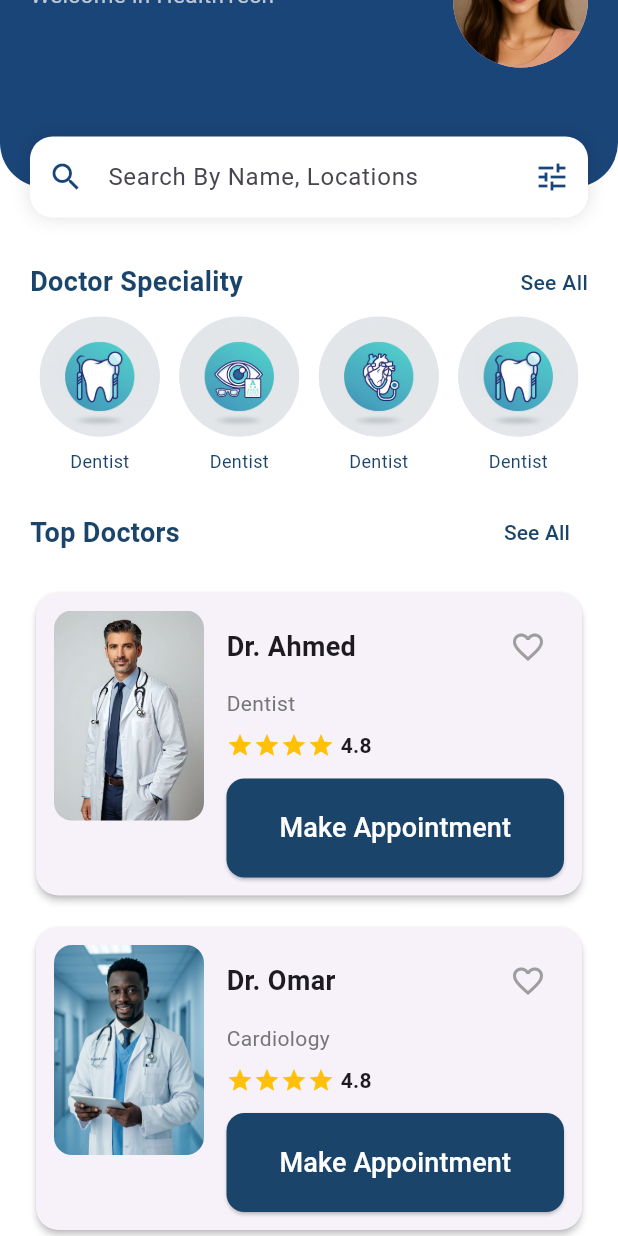
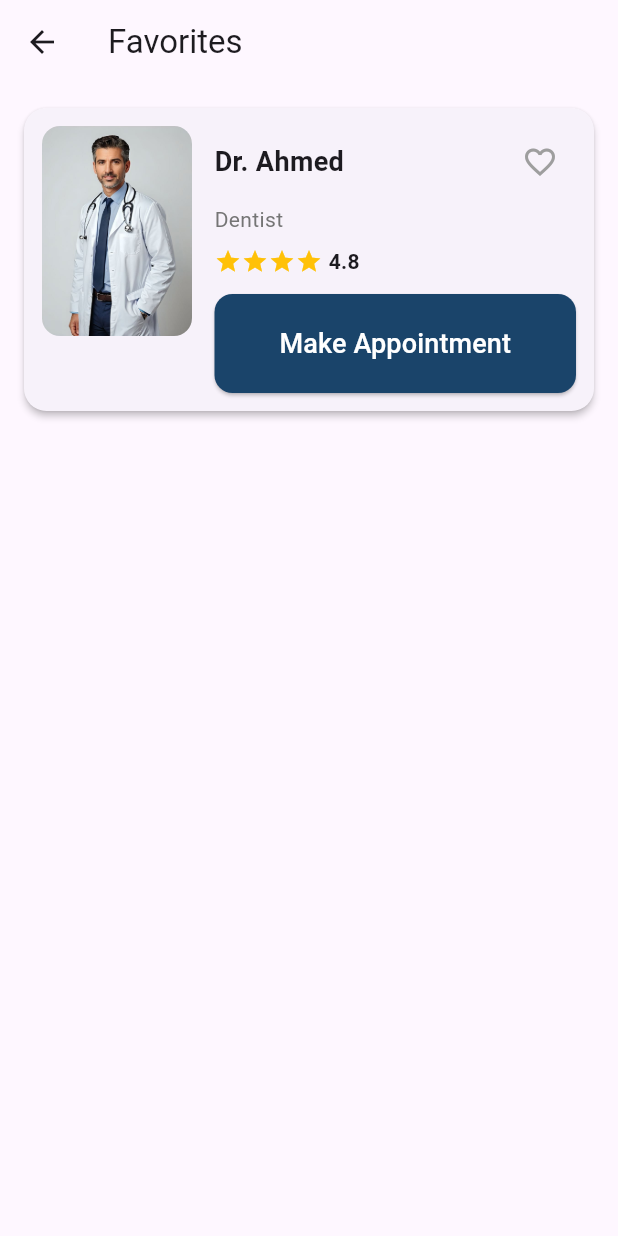
Before and after one commit to nardeen24/health_tech, a Flutter app: the HomeScreen screen opened by its route, scrolled down 95 dp, after a tap on the "favorite outline" icon, on a phone screen of 412 x 824 dp. Run offline on Flutter 3.47's test engine with Material 3 defaults, Android fonts, the phone set to English and light mode, and no system bars; our stand-ins replace cloud_firestore, device_preview, firebase_auth, firebase_core, flutter_bloc; accounts and stored records are empty.

Commit message:
add fav screen& add main navigation

```diff
--- a/lib/core/widgets/card_doctor.dart
+++ /dev/null
@@ -1,92 +0,0 @@
-import 'package:flutter/material.dart';
-import 'package:health_tech/core/widgets/primary_buttom.dart';
-
-class CardDoctor extends StatelessWidget {
-  const CardDoctor({
-    super.key,
-    required this.doctorImage,
-    required this.doctorName,
-    required this.doctorSpecialize,
-  });
-
-  final String doctorImage;
-  final String doctorName;
-  final String doctorSpecialize;
-
-  @override
-  Widget build(BuildContext context) {
-    return Card(
-      elevation: 2,
-      shape: RoundedRectangleBorder(borderRadius: BorderRadius.circular(15)),
-      child: Padding(
-        padding: const EdgeInsets.all(12),
-        child: Row(
-          crossAxisAlignment: CrossAxisAlignment.start,
-          children: [
-            ClipRRect(
-              borderRadius: BorderRadius.circular(12),
-              child: Image.asset(
-                doctorImage,
-                width: 100,
-                height: 140,
-                fit: BoxFit.cover,
-              ),
-            ),
-            SizedBox(width: 15),
-
-            Expanded(
-              child: Column(
-                crossAxisAlignment: CrossAxisAlignment.start,
-                children: [
-                  Row(
-                    mainAxisAlignment: MainAxisAlignment.spaceBetween,
-                    children: [
-                      Text(
-                        doctorName,
-                        style: const TextStyle(
-                          fontWeight: FontWeight.bold,
-                          fontSize: 18,
-                        ),
-                      ),
-                      IconButton(
-                        onPressed: () {},
-                        icon: Icon(Icons.favorite_border),
-                        color: Colors.grey,
-                      ),
-                    ],
-                  ),
-                  const SizedBox(height: 4),
-                  Text(
-                    doctorSpecialize,
-                    style: TextStyle(fontSize: 14, color: Colors.grey[600]),
-                  ),
-                  const SizedBox(height: 8),
-
-                  Row(
-                    children: [
-                      Icon(Icons.star, color: Colors.amber, size: 18),
-                      Icon(Icons.star, color: Colors.amber, size: 18),
-                      Icon(Icons.star, color: Colors.amber, size: 18),
-                      Icon(Icons.star, color: Colors.amber, size: 18),
-                      SizedBox(width: 4),
-                      const Text(
-                        "4.8",
-                        style: TextStyle(
-                          fontWeight: FontWeight.bold,
-                          fontSize: 14,
-                        ),
-                      ),
-                    ],
-                  ),
-                  const SizedBox(height: 12),
-
-                  PraimaryButtom(onpressed: () {}, text: "Make Appointment"),
-                ],
-              ),
-            ),
-          ],
-        ),
-      ),
-    );
-  }
-}
--- a/lib/features/auth/login/login_screen.dart
+++ b/lib/features/auth/login/login_screen.dart
@@ -118,7 +118,10 @@ class _LoginScreenState extends State<LoginScreen> {
                   BlocConsumer<AuthCubit, AuthState>(
                     listener: (context, state) {
                       if (state is LoginSuccessState) {
-                        Navigator.pushReplacementNamed(context, '/home');
+                        Navigator.pushReplacementNamed(
+                          context,
+                          '/mainNavigation',
+                        );
                       } else if (state is LoginErrorState) {
                         ScaffoldMessenger.of(context).showSnackBar(
                           SnackBar(content: Text(state.errorMessage)),
--- /dev/null
+++ b/lib/features/doctors/top_doc.dart
@@ -0,0 +1,10 @@
+import 'package:flutter/material.dart';
+
+class TopDoctors extends StatelessWidget {
+  const TopDoctors({super.key});
+
+  @override
+  Widget build(BuildContext context) {
+    return Scaffold();
+  }
+}
--- /dev/null
+++ b/lib/features/favorites/favorites_data.dart
@@ -0,0 +1,2 @@
+// Global list for favorite doctors
+List<Map<String, String>> favoriteDoctors = [];
--- /dev/null
+++ b/lib/features/favorites/favorites_screen.dart
@@ -0,0 +1,28 @@
+import 'package:flutter/material.dart';
+import 'package:health_tech/features/favorites/favorites_data.dart';
+import 'package:health_tech/features/home/widgets/card_doctor.dart';
+
+class FavoritesScreen extends StatelessWidget {
+  const FavoritesScreen({super.key});
+
+  @override
+  Widget build(BuildContext context) {
+    return Scaffold(
+      appBar: AppBar(title: Text('Favorites')),
+      body: favoriteDoctors.isEmpty
+          ? Center(child: Text('No favorites yet'))
+          : ListView.builder(
+              padding: EdgeInsets.all(12),
+              itemCount: favoriteDoctors.length,
+              itemBuilder: (context, index) {
+                final doctor = favoriteDoctors[index];
+                return CardDoctor(
+                  doctorImage: doctor['image']!,
+                  doctorName: doctor['name']!,
+                  doctorSpecialize: doctor['specialize']!,
+                );
+              },
+            ),
+    );
+  }
+}
--- a/lib/features/home/home_screen.dart
+++ b/lib/features/home/home_screen.dart
@@ -1,8 +1,9 @@
-
 import 'package:flutter/material.dart';
 import 'package:health_tech/core/styles/colors_managers.dart';
-import 'package:health_tech/core/widgets/card_doctor.dart';
+import 'package:health_tech/features/home/main_navigation/main_navigation.dart';
+import 'package:health_tech/features/home/widgets/card_doctor.dart';
 import 'package:health_tech/features/home/see_all_screen.dart';
+import 'package:health_tech/features/home/widgets/header_widget.dart';
 import 'package:health_tech/features/specializ-circle/specializ_circle.dart';
 
 class HomeScreen extends StatelessWidget {
@@ -16,86 +17,7 @@ class HomeScreen extends StatelessWidget {
         child: Column(
           children: [
             // (Header)
-            SizedBox(
-              height: 250,
-              child: Stack(
-                children: [
-                  Container(
-                    height: 220,
-                    padding: const EdgeInsets.fromLTRB(20, 50, 20, 0),
-                    decoration: const BoxDecoration(
-                      color: Color(0xFF1A4578), // لون أزرق داكن مثل الصورة
-                      borderRadius: BorderRadius.only(
-                        bottomLeft: Radius.circular(30),
-                        bottomRight: Radius.circular(30),
-                      ),
-                    ),
-                    child: Row(
-                      mainAxisAlignment: MainAxisAlignment.spaceBetween,
-                      crossAxisAlignment: CrossAxisAlignment.start,
-                      children: [
-                        Column(
-                          crossAxisAlignment: CrossAxisAlignment.start,
-                          children: [
-                            Text(
-                              "Hi, Aya",
-                              style: TextStyle(
-                                color: Colors.white,
-                                fontSize: 22,
-                                fontWeight: FontWeight.bold,
-                              ),
-                            ),
-                            Text(
-                              "Welcome in HealthTech",
-                              style: TextStyle(
-                                color: Colors.white70,
-                                fontSize: 15,
-                              ),
-                            ),
-                          ],
-                        ),
-                        CircleAvatar(
-                          radius: 45,
-                          backgroundImage: AssetImage(
-                            'assets/images/profile_image.png',
-                          ),
-                        ),
-                      ],
-                    ),
-                  ),
-                  // حقل البحث (Search Bar)
-                  Positioned(
-                    bottom: 10,
-                    left: 20,
-                    right: 20,
-                    child: Container(
-                      decoration: BoxDecoration(
-                        color: Colors.white,
-                        borderRadius: BorderRadius.circular(15),
-                        boxShadow: [
-                          BoxShadow(color: Colors.black12, blurRadius: 10),
-                        ],
-                      ),
-                      child: const TextField(
-                        decoration: InputDecoration(
-                          hintText: "Search By Name, Locations",
-                          prefixIcon: Icon(
-                            Icons.search,
-                            color: Color(0xFF1A4578),
-                          ),
-                          suffixIcon: Icon(
-                            Icons.tune,
-                            color: Color(0xFF1A4578),
-                          ),
-                          border: InputBorder.none,
-                          contentPadding: EdgeInsets.symmetric(vertical: 15),
-                        ),
-                      ),
-                    ),
-                  ),
-                ],
-              ),
-            ),
+            HeaderWidget(),
             Padding(
               padding: const EdgeInsets.symmetric(horizontal: 20),
               child: Column(
@@ -195,6 +117,8 @@ class HomeScreen extends StatelessWidget {
                 ],
               ),
             ),
+
+            // MainNavigation(),
           ],
         ),
       ),
--- /dev/null
+++ b/lib/features/home/main_navigation/main_navigation.dart
@@ -0,0 +1,51 @@
+import 'package:flutter/material.dart';
+import 'package:health_tech/core/styles/colors_managers.dart';
+import 'package:health_tech/features/doctors/top_doc.dart';
+import 'package:health_tech/features/favorites/favorites_screen.dart';
+import 'package:health_tech/features/home/home_screen.dart';
+
+class MainNavigation extends StatefulWidget {
+  const MainNavigation({super.key});
+
+  @override
+  State<MainNavigation> createState() => _MainNavigationState();
+}
+
+class _MainNavigationState extends State<MainNavigation> {
+  int _currentIndex = 0;
+
+  final List<Widget> _screens = [
+    const HomeScreen(),
+    const FavoritesScreen(),
+    const TopDoctors(),
+  ];
+
+  @override
+  Widget build(BuildContext context) {
+    return Scaffold(
+      body: _screens[_currentIndex],
+      bottomNavigationBar: BottomNavigationBar(
+        currentIndex: _currentIndex,
+        onTap: (index) {
+          setState(() {
+            _currentIndex = index;
+          });
+        },
+        selectedItemColor: ColorManager.primaryColor,
+        unselectedItemColor: Colors.grey,
+        selectedLabelStyle: const TextStyle(fontWeight: FontWeight.bold),
+        type: BottomNavigationBarType.fixed,
+        items: const [
+          BottomNavigationBarItem(icon: Icon(Icons.home), label: 'Home'),
+
+          BottomNavigationBarItem(
+            icon: Icon(Icons.favorite),
+            label: 'Favorites',
+          ),
+
+          BottomNavigationBarItem(icon: Icon(Icons.person), label: 'Top Doc'),
+        ],
+      ),
+    );
+  }
+}
--- a/lib/features/home/see_all_screen.dart
+++ b/lib/features/home/see_all_screen.dart
@@ -1,7 +1,7 @@
 
 import 'package:flutter/material.dart';
 import 'package:health_tech/core/styles/colors_managers.dart';
-import 'package:health_tech/core/widgets/card_doctor.dart';
+import 'package:health_tech/features/home/widgets/card_doctor.dart';
 
 class SeeAllScreen extends StatelessWidget {
   const SeeAllScreen({super.key});
--- /dev/null
+++ b/lib/features/home/widgets/card_doctor.dart
@@ -0,0 +1,112 @@
+import 'package:flutter/material.dart';
+import 'package:health_tech/core/widgets/primary_buttom.dart';
+import 'package:health_tech/features/favorites/favorites_data.dart';
+
+class CardDoctor extends StatefulWidget {
+  const CardDoctor({
+    super.key,
+    required this.doctorImage,
+    required this.doctorName,
+    required this.doctorSpecialize,
+  });
+
+  final String doctorImage;
+  final String doctorName;
+  final String doctorSpecialize;
+
+  @override
+  State<CardDoctor> createState() => _CardDoctorState();
+}
+
+class _CardDoctorState extends State<CardDoctor> {
+  bool isFavorite = false;
+
+  @override
+  Widget build(BuildContext context) {
+    return Card(
+      elevation: 2,
+      shape: RoundedRectangleBorder(borderRadius: BorderRadius.circular(15)),
+      child: Padding(
+        padding: const EdgeInsets.all(12),
+        child: Row(
+          crossAxisAlignment: CrossAxisAlignment.start,
+          children: [
+            ClipRRect(
+              borderRadius: BorderRadius.circular(12),
+              child: Image.asset(
+                widget.doctorImage,
+                width: 100,
+                height: 140,
+                fit: BoxFit.cover,
+              ),
+            ),
+            SizedBox(width: 15),
+
+            Expanded(
+              child: Column(
+                crossAxisAlignment: CrossAxisAlignment.start,
+                children: [
+                  Row(
+                    mainAxisAlignment: MainAxisAlignment.spaceBetween,
+                    children: [
+                      Text(
+                        widget.doctorName,
+                        style: const TextStyle(
+                          fontWeight: FontWeight.bold,
+                          fontSize: 18,
+                        ),
+                      ),
+                      IconButton(
+                        onPressed: () {
+                          if (!isFavorite) {
+                            setState(() => isFavorite = true);
+                            favoriteDoctors.add({
+                              'name': widget.doctorName,
+                              'image': widget.doctorImage,
+                              'specialize': widget.doctorSpecialize,
+                            });
+                            Navigator.pushNamed(context, '/favorites');
+                          }
+                        },
+                        icon: Icon(
+                          isFavorite ? Icons.favorite : Icons.favorite_border,
+                        ),
+                        color: isFavorite ? Colors.red : Colors.grey,
+                      ),
+                    ],
+                  ),
+                  const SizedBox(height: 4),
+                  Text(
+                    widget.doctorSpecialize,
+                    style: TextStyle(fontSize: 14, color: Colors.grey[600]),
+                  ),
+                  const SizedBox(height: 8),
+
+                  Row(
+                    children: [
+                      Icon(Icons.star, color: Colors.amber, size: 18),
+                      Icon(Icons.star, color: Colors.amber, size: 18),
+                      Icon(Icons.star, color: Colors.amber, size: 18),
+                      Icon(Icons.star, color: Colors.amber, size: 18),
+                      SizedBox(width: 4),
+                      const Text(
+                        "4.8",
+                        style: TextStyle(
+                          fontWeight: FontWeight.bold,
+                          fontSize: 14,
+                        ),
+                      ),
+                    ],
+                  ),
+                  const SizedBox(height: 12),
+
+                  PraimaryButtom(onpressed: () {}, text: "Make Appointment"),
+                ],
+              ),
+            ),
+          ],
+        ),
+      ),
+    );
+  }
+}
--- /dev/null
+++ b/lib/features/home/widgets/header_widget.dart
@@ -0,0 +1,80 @@
+import 'package:flutter/material.dart';
+import 'package:health_tech/core/styles/colors_managers.dart';
+
+class HeaderWidget extends StatelessWidget {
+  const HeaderWidget({super.key});
+
+  @override
+  Widget build(BuildContext context) {
+    final double height = MediaQuery.of(context).size.height;
+    return SizedBox(
+      height: 250,
+      child: Stack(
+        children: [
+          Container(
+            height: height * 0.26,
+            padding: const EdgeInsets.fromLTRB(20, 50, 20, 0),
+            decoration: const BoxDecoration(
+              color: ColorManager.primaryColor,
+              borderRadius: BorderRadius.only(
+                bottomLeft: Radius.circular(30),
+                bottomRight: Radius.circular(30),
+              ),
+            ),
+            child: Row(
+              mainAxisAlignment: MainAxisAlignment.spaceBetween,
+              crossAxisAlignment: CrossAxisAlignment.start,
+              children: [
+                Column(
+                  crossAxisAlignment: CrossAxisAlignment.start,
+                  children: [
+                    Text(
+                      "Hi, Aya",
+                      style: TextStyle(
+                        color: Colors.white,
+                        fontSize: 22,
+                        fontWeight: FontWeight.bold,
+                      ),
+                    ),
+                    Text(
+                      "Welcome in HealthTech",
+                      style: TextStyle(color: Colors.white70, fontSize: 15),
+                    ),
+                  ],
+                ),
+                CircleAvatar(
+                  radius: 45,
+                  backgroundImage: AssetImage(
+                    'assets/images/profile_image.png',
+                  ),
+                ),
+              ],
+            ),
+          ),
+          // حقل البحث (Search Bar)
+          Positioned(
+            bottom: 14,
+            left: 20,
+            right: 20,
+            child: Container(
+              decoration: BoxDecoration(
+                color: Colors.white,
+                borderRadius: BorderRadius.circular(12),
+                boxShadow: [BoxShadow(color: Colors.black12, blurRadius: 10)],
+              ),
+              child: const TextField(
+                decoration: InputDecoration(
+                  hintText: "Search By Name, Locations",
+                  prefixIcon: Icon(Icons.search, color: Color(0xFF1A4578)),
+                  suffixIcon: Icon(Icons.tune, color: Color(0xFF1A4578)),
+                  border: InputBorder.none,
+                  contentPadding: EdgeInsets.symmetric(vertical: 12),
+                ),
+              ),
+            ),
+          ),
+        ],
+      ),
+    );
+  }
+}
--- a/lib/main.dart
+++ b/lib/main.dart
@@ -5,7 +5,9 @@ import 'package:flutter_bloc/flutter_bloc.dart';
 import 'package:health_tech/features/auth/cubit/auth_cubit.dart';
 import 'package:health_tech/features/auth/login/login_screen.dart';
 import 'package:health_tech/features/auth/signup/signup_screen.dart';
+import 'package:health_tech/features/favorites/favorites_screen.dart';
 import 'package:health_tech/features/home/home_screen.dart';
+import 'package:health_tech/features/home/main_navigation/main_navigation.dart';
 import 'package:health_tech/features/onboarding/onboarding_screen.dart';
 import 'package:health_tech/features/splash/splash_screen.dart';
 import 'package:health_tech/firebase_options.dart';
@@ -34,7 +36,9 @@ class MyApp extends StatelessWidget {
             '/onboarding_page': (context) => const OnboardingScreen(),
             '/login': (context) => const LoginScreen(),
             '/signup': (context) => const SignupScreen(),
+            '/mainNavigation' :(context)=> MainNavigation(),
             '/home': (context) => const HomeScreen(),
+            '/favorites': (context) => const FavoritesScreen(),
           },
         ),
       ),
```
